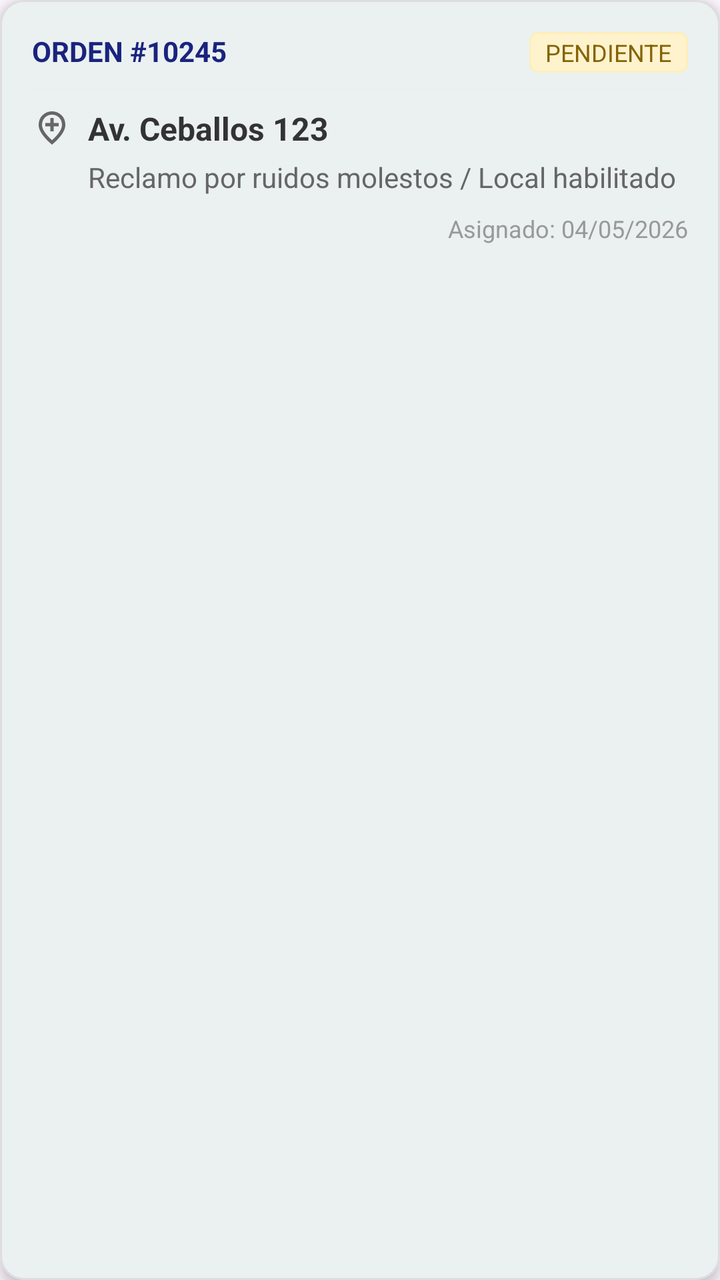
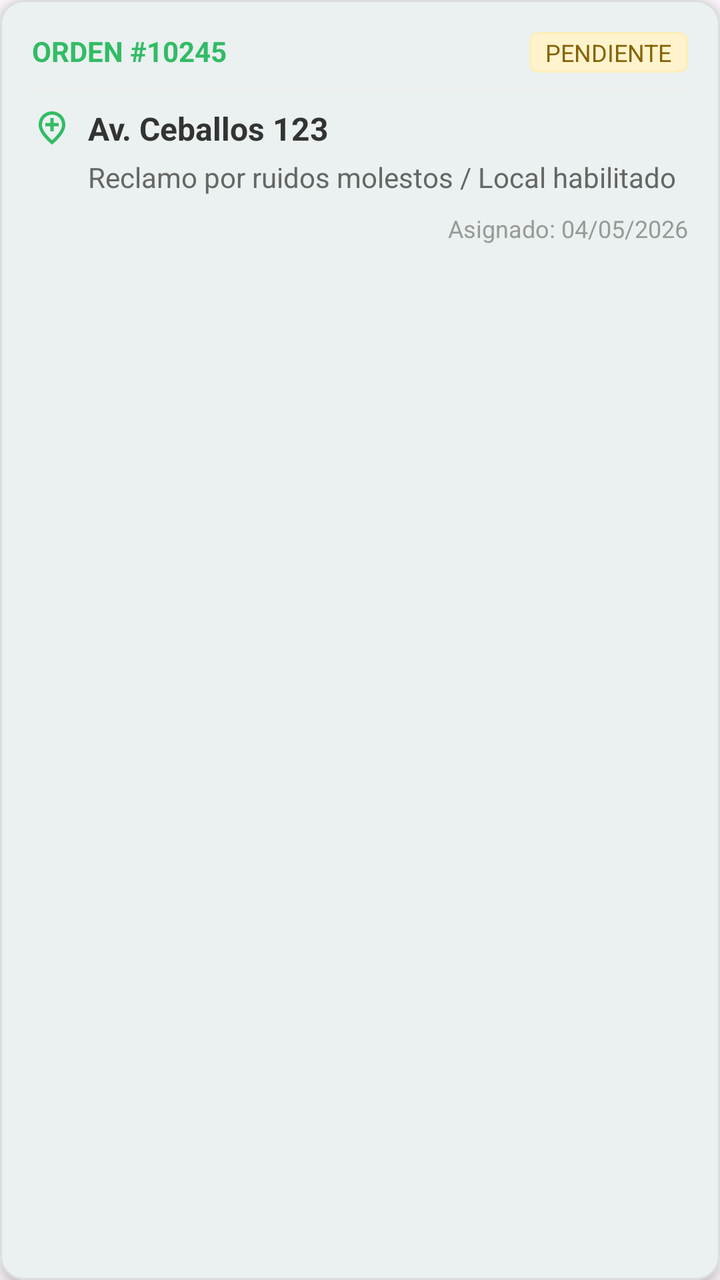

Screens rendered from an Android XML layout before and after an edit, with the pre-edit source and the edit as a unified diff.
<!-- AndroidManifest.xml: application theme Theme.ChivilcoyActas -->
<!-- res/layout/item_hoja_ruta.xml -->
<?xml version="1.0" encoding="utf-8"?>
<com.google.android.material.card.MaterialCardView
    xmlns:android="http://schemas.android.com/apk/res/android"
    xmlns:app="http://schemas.android.com/apk/res-auto"
    android:layout_width="match_parent"
    android:layout_height="wrap_content"
    android:layout_margin="8dp"
    app:cardCornerRadius="12dp"
    app:cardElevation="4dp"
    app:strokeWidth="1dp"
    app:strokeColor="#DDDDDD">

    <LinearLayout
        android:layout_width="match_parent"
        android:layout_height="wrap_content"
        android:orientation="vertical"
        android:padding="16dp">

        <LinearLayout
            android:layout_width="match_parent"
            android:layout_height="wrap_content"
            android:orientation="horizontal">

            <TextView
                android:id="@+id/tvIdActaPrevia"
                android:layout_width="0dp"
                android:layout_height="wrap_content"
                android:layout_weight="1"
                android:text="ORDEN #10245"
                android:textColor="@color/primary_chivilcoy"
                android:textStyle="bold" />

            <TextView
                android:id="@+id/tvEstado"
                android:layout_width="wrap_content"
                android:layout_height="wrap_content"
                android:background="@drawable/bg_badge_pending"
                android:paddingHorizontal="8dp"
                android:paddingVertical="2dp"
                android:text="PENDIENTE"
                android:textColor="#856404"
                android:textSize="12sp" />
        </LinearLayout>

        <View
            android:layout_width="match_parent"
            android:layout_height="1dp"
            android:layout_marginVertical="8dp"
            android:background="#EEEEEE" />

        <LinearLayout
            android:layout_width="match_parent"
            android:layout_height="wrap_content"
            android:gravity="center_vertical"
            android:orientation="horizontal">

            <ImageView
                android:layout_width="20dp"
                android:layout_height="20dp"
                android:src="@drawable/ic_location"
                app:tint="#666666" />

            <TextView
                android:id="@+id/tvDireccionHoja"
                android:layout_width="match_parent"
                android:layout_height="wrap_content"
                android:layout_marginStart="8dp"
                android:text="Av. Ceballos 123"
                android:textColor="#333333"
                android:textSize="16sp"
                android:textStyle="bold" />
        </LinearLayout>

        <TextView
            android:id="@+id/tvMotivoHoja"
            android:layout_width="match_parent"
            android:layout_height="wrap_content"
            android:layout_marginTop="4dp"
            android:layout_marginStart="28dp"
            android:text="Reclamo por ruidos molestos / Local habilitado"
            android:textColor="#666666"
            android:textSize="14sp" />

        <TextView
            android:id="@+id/tvFechaHoja"
            android:layout_width="match_parent"
            android:layout_height="wrap_content"
            android:layout_marginTop="8dp"
            android:gravity="end"
            android:text="Asignado: 04/05/2026"
            android:textColor="#999999"
            android:textSize="12sp" />

    </LinearLayout>
</com.google.android.material.card.MaterialCardView>
<!-- resources referenced by this layout -->
<resources>
  <color name="primary_chivilcoy">#1A237E</color>
  <!-- drawable bg_badge_pending (drawable) -->
  <?xml version="1.0" encoding="utf-8"?>
  <shape xmlns:android="http://schemas.android.com/apk/res/android">
      <solid android:color="#FFF3CD"/> 
      <corners android:radius="4dp"/>
      <stroke android:width="1dp" android:color="#FFEEBA"/>
  </shape>
  <!-- drawable ic_location (drawable) -->
  <vector xmlns:android="http://schemas.android.com/apk/res/android" android:height="24dp" android:tint="#000000" android:viewportHeight="960" android:viewportWidth="960" android:width="24dp">
        
      <path android:fillColor="@android:color/white" android:pathData="M440,560L520,560L520,440L640,440L640,360L520,360L520,240L440,240L440,360L320,360L320,440L440,440L440,560ZM480,774Q602,662 661,570.5Q720,479 720,408Q720,299 650.5,229.5Q581,160 480,160Q379,160 309.5,229.5Q240,299 240,408Q240,479 299,570.5Q358,662 480,774ZM480,880Q319,743 239.5,625.5Q160,508 160,408Q160,258 256.5,169Q353,80 480,80Q607,80 703.5,169Q800,258 800,408Q800,508 720.5,625.5Q641,743 480,880ZM480,400Q480,400 480,400Q480,400 480,400Q480,400 480,400Q480,400 480,400Q480,400 480,400Q480,400 480,400Q480,400 480,400Q480,400 480,400Z"/>
      
  </vector>
  <style name="Theme.ChivilcoyActas" parent="Base.Theme.ChivilcoyActas" />
  <style name="Base.Theme.ChivilcoyActas" parent="Theme.Material3.DayNight.NoActionBar">
          
          <item name="colorPrimary">#33BB66</item>
  
          <item name="colorSecondary">#33BB66</item>
          <item name="android:statusBarColor">#33BB66</item>
      </style>
</resources>

<!-- the commit's change to res/layout/item_hoja_ruta.xml (unified diff, before → after) -->
@@ -27,7 +27,7 @@
                 android:layout_height="wrap_content"
                 android:layout_weight="1"
                 android:text="ORDEN #10245"
-                android:textColor="@color/primary_chivilcoy"
+                android:textColor="#33BB66"
                 android:textStyle="bold" />
 
             <TextView
@@ -58,7 +58,7 @@
                 android:layout_width="20dp"
                 android:layout_height="20dp"
                 android:src="@drawable/ic_location"
-                app:tint="#666666" />
+                app:tint="#33BB66" />
 
             <TextView
                 android:id="@+id/tvDireccionHoja"
<!-- resource entries referenced after the edit -->
@@ -1,6 +1,5 @@
 <!-- resources referenced by this layout -->
 <resources>
-  <color name="primary_chivilcoy">#1A237E</color>
   <!-- drawable bg_badge_pending (drawable) -->
   <?xml version="1.0" encoding="utf-8"?>
   <shape xmlns:android="http://schemas.android.com/apk/res/android">
